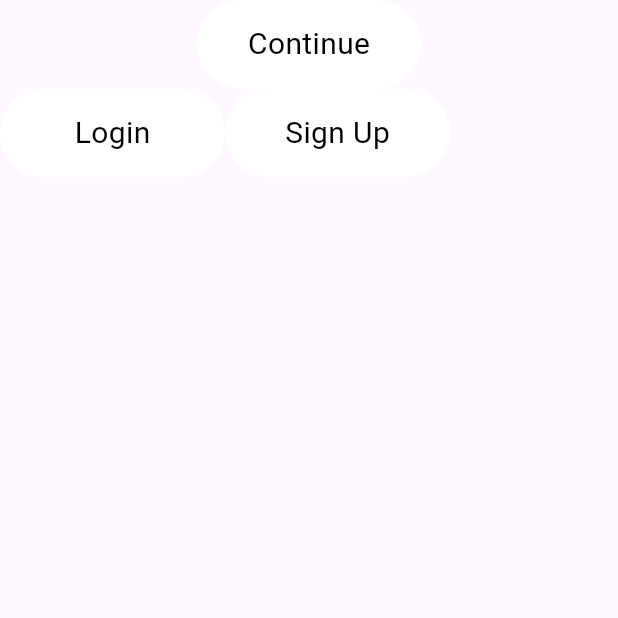
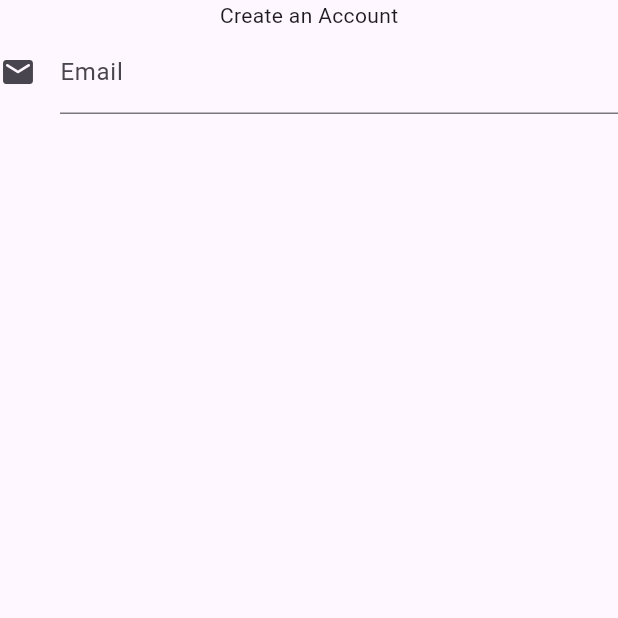
Before and after one commit to Kieme440/e_commerce, a Flutter app: the RegisterPage screen opened directly, on a phone screen of 412 x 824 dp, the top half of it. Run offline on Flutter 3.47's test engine with Material 3 defaults, Android fonts, the phone set to English and light mode, and no system bars.

Commit message:
register page setup

```diff
--- a/lib/main.dart
+++ b/lib/main.dart
@@ -1,4 +1,4 @@
-import 'package:e_commerce/views/pages/auth_pages/login_page.dart';
+import 'package:e_commerce/views/pages/auth_pages/register_page.dart';
 import 'package:flutter/material.dart';
 
 void main() {
@@ -32,7 +32,7 @@ class MyApp extends StatelessWidget {
         // tested with just a hot reload.
         colorScheme: .fromSeed(seedColor: Colors.deepPurple),
       ),
-      home: LoginPage(),
+      home: RegisterPage(),
     );
   }
 }
--- a/lib/views/pages/auth_pages/register_page.dart
+++ b/lib/views/pages/auth_pages/register_page.dart
@@ -9,68 +9,13 @@ class RegisterPage extends StatelessWidget {
       body: Container(
         child: Column(
           children: [
-            Container(
-              padding: EdgeInsets.all(15),
-              decoration: BoxDecoration(
-                color: Colors.white,
-                borderRadius: BorderRadius.all(Radius.circular(30)),
+            Text("Create an Account"),
+            TextField(
+              decoration: InputDecoration(
+                labelText: "Email",
+                hintText: "Enter Your Email Address",
+                icon: Icon(Icons.email_rounded),
               ),
-              width: 150,
-
-              child: Center(
-                child: Text(
-                  "Continue",
-                  style: TextStyle(
-                    fontSize: 20,
-                    fontWeight: FontWeight.w400,
-                    color: Colors.black,
-                  ),
-                ),
-              ),
-            ),
-
-            Row(
-              children: [
-                Container(
-                  padding: EdgeInsets.all(15),
-                  decoration: BoxDecoration(
-                    color: Colors.white,
-                    borderRadius: BorderRadius.all(Radius.circular(30)),
-                  ),
-                  width: 150,
-
-                  child: Center(
-                    child: Text(
-                      "Login",
-                      style: TextStyle(
-                        fontSize: 20,
-                        fontWeight: FontWeight.w400,
-                        color: Colors.black,
-                      ),
-                    ),
-                  ),
-                ),
-
-                Container(
-                  padding: EdgeInsets.all(15),
-                  decoration: BoxDecoration(
-                    color: Colors.white,
-                    borderRadius: BorderRadius.all(Radius.circular(30)),
-                  ),
-                  width: 150,
-
-                  child: Center(
-                    child: Text(
-                      "Sign Up",
-                      style: TextStyle(
-                        fontSize: 20,
-                        fontWeight: FontWeight.w400,
-                        color: Colors.black,
-                      ),
-                    ),
-                  ),
-                ),
-              ],
             ),
           ],
         ),
```
Also changed, not shown: lib/views/pages/auth_pages/login_page.dart (+112 -10 lines), pubspec.yaml (+6 -1 lines), images/FB.png (added), images/Google.png (added), images/x.png (added), pubspec.lock, 6 other files.
